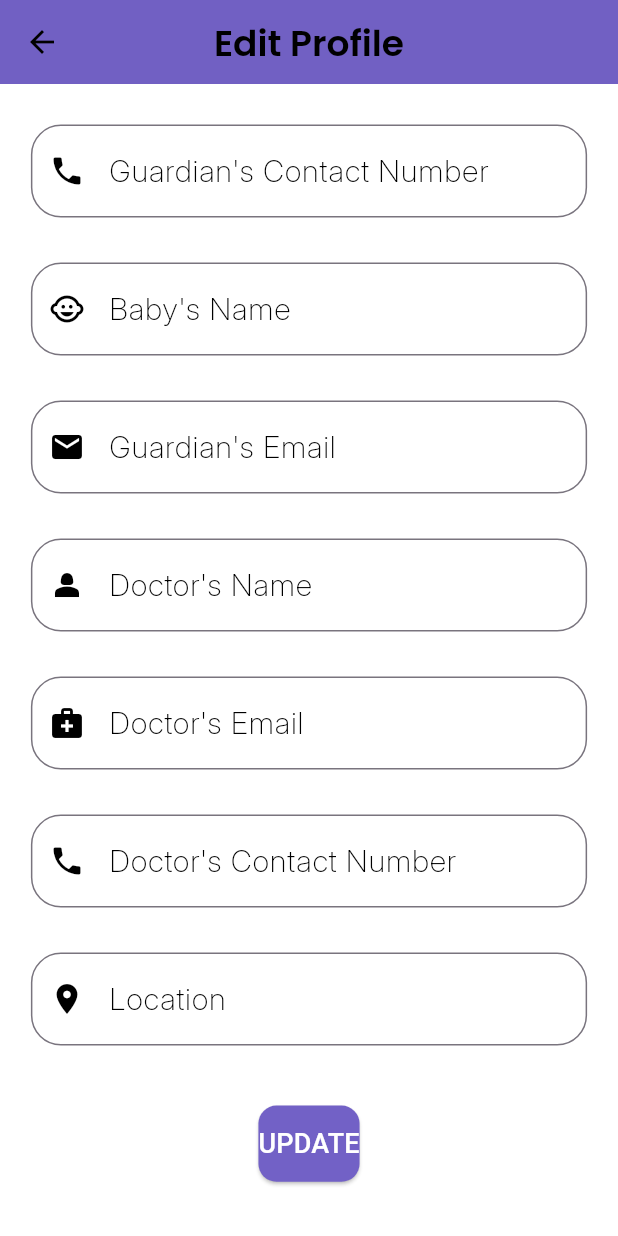
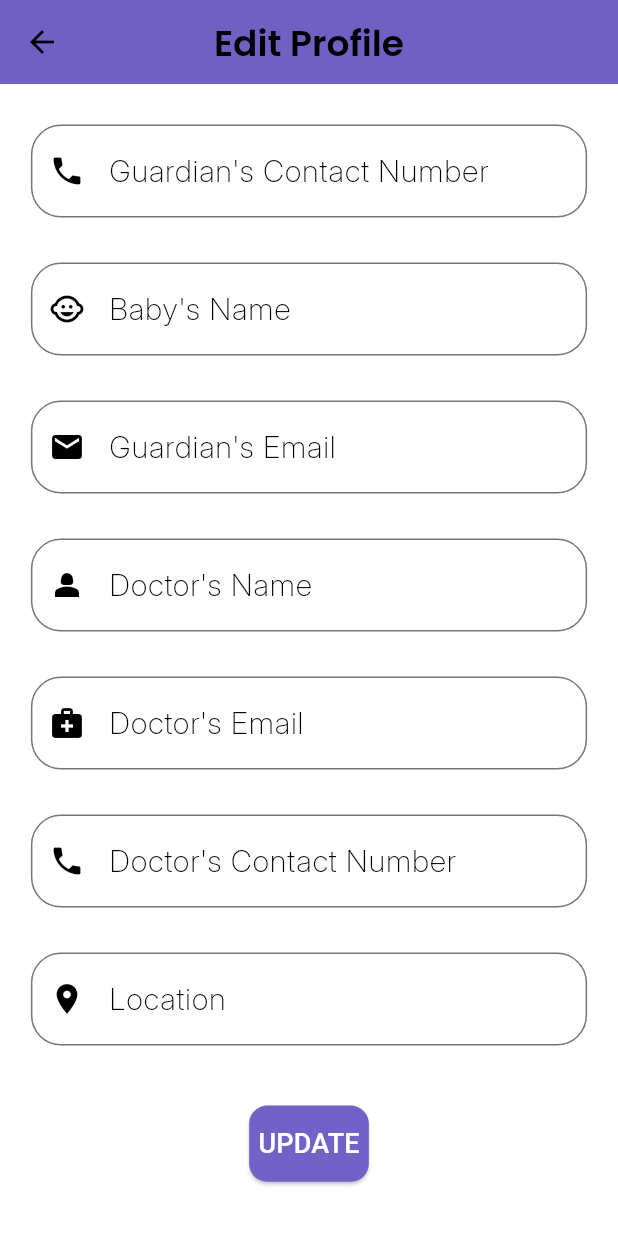
Before and after one commit to MKabeygunaratna/MOMMYcare-Plus, a Flutter app: the EditProfileScreen screen opened directly with empty values, scrolled down 353 dp, on a phone screen of 412 x 824 dp. Run offline on Flutter 3.47's test engine with Material 3 defaults, Android fonts, the phone set to English and light mode, and no system bars; our stand-ins replace font_awesome_flutter, image_picker, permission_handler, shared_preferences; accounts and stored records are empty.

Commit message:
changing according to the doctor's detail screen

```diff
--- a/mommycareplusFE/lib/pages/EditProfileScreen.dart
+++ b/mommycareplusFE/lib/pages/EditProfileScreen.dart
@@ -208,7 +208,7 @@ class _EditProfileScreenState extends State<EditProfileScreen> {
                   shape: RoundedRectangleBorder(
                     borderRadius: BorderRadius.circular(12),
                   ),
-                  padding: EdgeInsets.symmetric(vertical: screenHeight * 0.015),
+                  padding: EdgeInsets.symmetric(vertical: screenHeight * 0.015, horizontal: screenWidth * 0.015),
                 ),
                 child: const Text(
                   "UPDATE",
```
